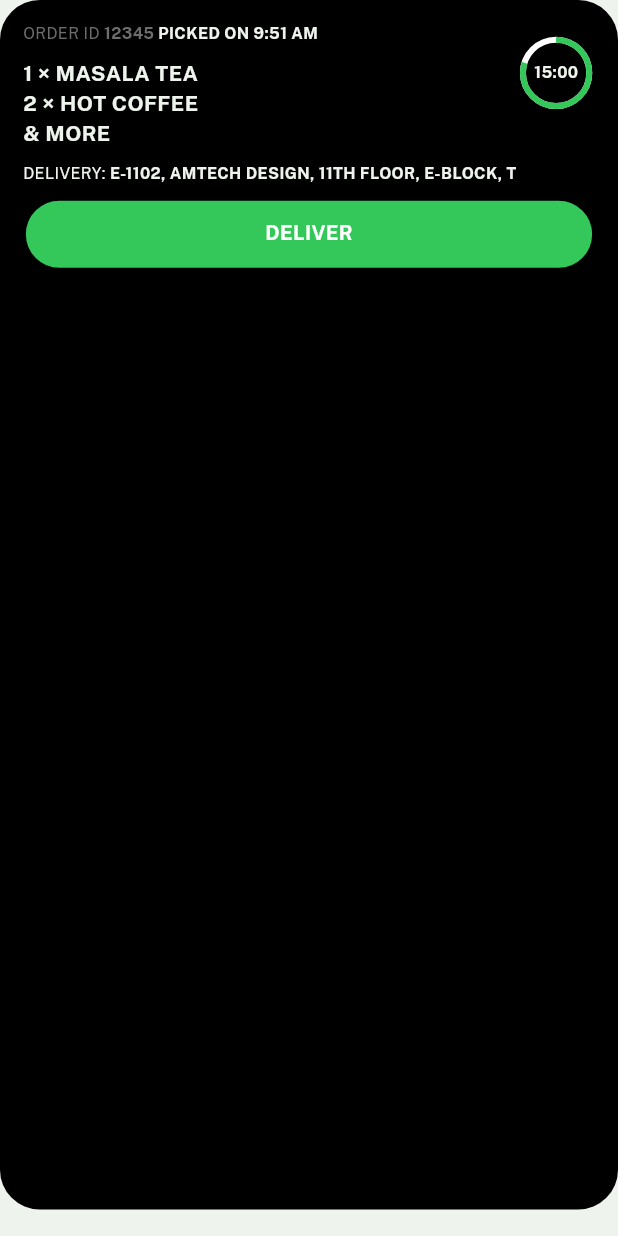
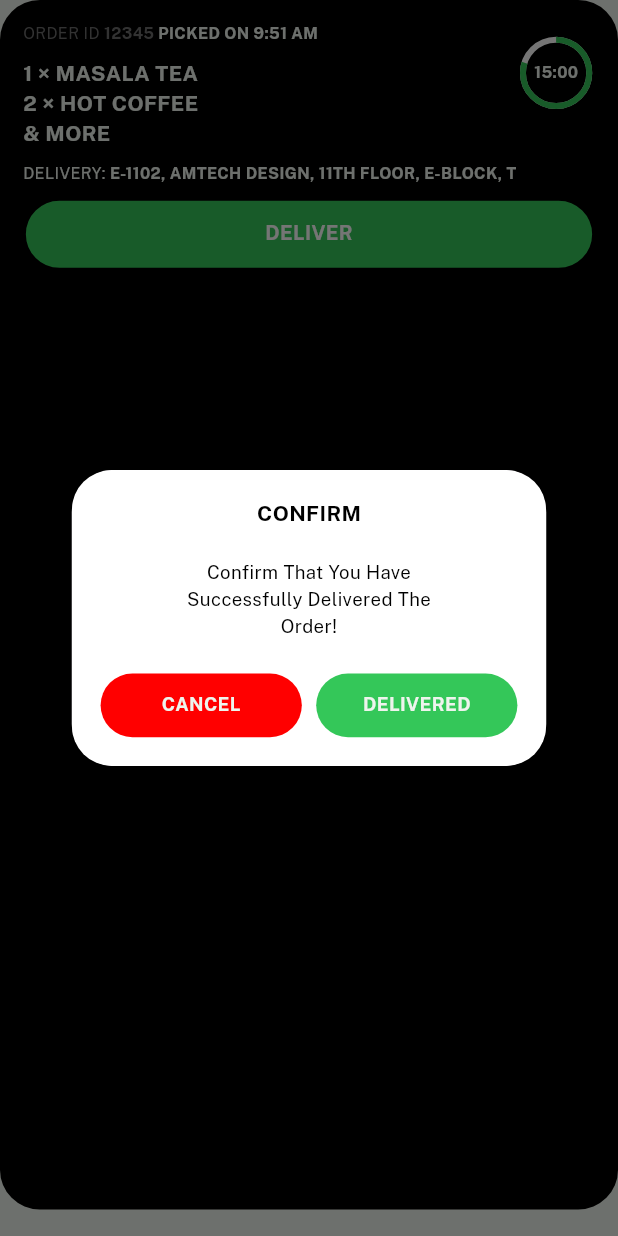
Before and after one commit to Vatsal1607/135-degrees-runners, a Flutter app: the AcceptedOrderCardWidget widget shown alone on an empty page, opened directly, after a tap on "DELIVER", on a phone screen of 412 x 824 dp. Run offline on Flutter 3.47's test engine with Material 3 defaults, Android fonts, the light colour scheme and no system bars; our stand-ins replace dio, flutter_screenutil, flutter_svg, google_fonts, pin_code_fields; missing offline and left inert: dotted_dashed_line.

Commit message:
set confirm dialogs on buttons

```diff
--- a/lib/custom_widgets/custom_confirm_dialog.dart
+++ b/lib/custom_widgets/custom_confirm_dialog.dart
@@ -13,7 +13,7 @@ class CustomConfirmDialog extends StatelessWidget {
   final VoidCallback? onTapYes;
   final String yesBtnText;
   final BuildContext context;
-
+  final Color yesBgColor;
   const CustomConfirmDialog({
     super.key,
     required this.title,
@@ -22,6 +22,7 @@ class CustomConfirmDialog extends StatelessWidget {
     this.onTapYes,
     this.yesBtnText = 'YES, REMOVE',
     required this.context,
+    this.yesBgColor = AppColors.primaryColor,
   });
 
   @override
@@ -95,7 +96,7 @@ class CustomConfirmDialog extends StatelessWidget {
                     child: Container(
                       height: 48.h,
                       decoration: BoxDecoration(
-                        color: AppColors.primaryColor,
+                        color: yesBgColor,
                         borderRadius: BorderRadius.circular(30.r),
                       ),
                       child: Center(
--- a/lib/modules/bottom_bar/accepted/widgets/accepted_order_card.dart
+++ b/lib/modules/bottom_bar/accepted/widgets/accepted_order_card.dart
@@ -4,6 +4,7 @@ import 'package:flutter_screenutil/flutter_screenutil.dart';
 import 'package:google_fonts/google_fonts.dart';
 import '../../../../core/app_colors.dart';
 import '../../../../custom_widgets/circular_progress_with_timer.dart';
+import '../../../../custom_widgets/custom_confirm_dialog.dart';
 
 class AcceptedOrderCardWidget extends StatelessWidget {
   const AcceptedOrderCardWidget({
@@ -98,7 +99,22 @@ class AcceptedOrderCardWidget extends StatelessWidget {
                 SizedBox(height: 10.h),
                 CustomButton(
                   height: 55.h,
-                  onTap: () {},
+                  onTap: () {
+                    // * onTap orderType 'accepted'
+                    showDialog(
+                      context: context,
+                      builder: (context) => CustomConfirmDialog(
+                        context: context,
+                        title: 'confirm',
+                        subTitle:
+                            'Confirm That You Have Successfully Delivered The Order!',
+                        yesBtnText: 'DELIVERED',
+                        yesBgColor: AppColors.green,
+                        onTapCancel: () => Navigator.pop(context),
+                        onTapYes: () {},
+                      ),
+                    );
+                  },
                   bgColor: AppColors.green,
                   text: 'deliver',
                 ),
```
Also changed, not shown: lib/modules/order_details/order_details_page.dart (+13 -1 lines).
